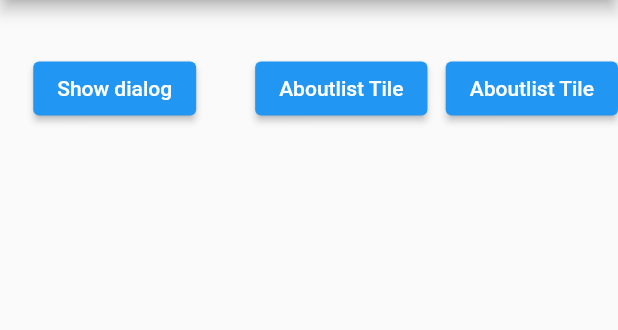
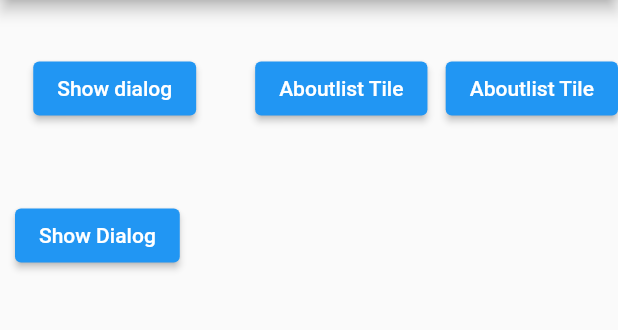
Before and after one commit to indieka900/flutterwidgets, a Flutter app: the screen it shows after launch, on a phone screen of 412 x 824 dp, the part 84-414 px from its top. Run offline on Flutter 3.47's test engine with Material 2 defaults, Android fonts, the phone set to English and light mode, and no system bars.

Commit message:
Flutter widgets

```diff
--- a/flutter_application/lib/main.dart
+++ b/flutter_application/lib/main.dart
@@ -1,5 +1,6 @@
 import 'package:flutter/material.dart';
 import 'package:flutter_application/widgetsexample/widget_3.dart';
+import 'package:flutter_application/widgetsexample/widget_4.dart';
 import 'widgetsexample/widget_one.dart';
 import 'widgetsexample/widget_two.dart';
 
@@ -98,6 +99,31 @@ class _MyhommiepageState extends State<Myhommiepage> {
                 ),
               ],
             ),
+            const SizedBox(
+              height: 50,
+            ),
+            Row(
+              mainAxisAlignment: MainAxisAlignment.spaceBetween,
+              children: [
+                Padding(
+                  padding: const EdgeInsets.only(left: 10),
+                  child: ElevatedButton(
+                    onPressed: () {
+                      setState(() {
+                        Navigator.of(context).push(
+                          MaterialPageRoute(
+                            builder: (context) {
+                              return const Showdialogw();
+                            },
+                          ),
+                        );
+                      });
+                    },
+                    child: const Text('Show Dialog'),
+                  ),
+                ),
+              ],
+            )
           ],
         ),
       ),
```
Also changed, not shown: flutter_application/lib/widgetsexample/widget_4.dart (added, +36 -0 lines).
